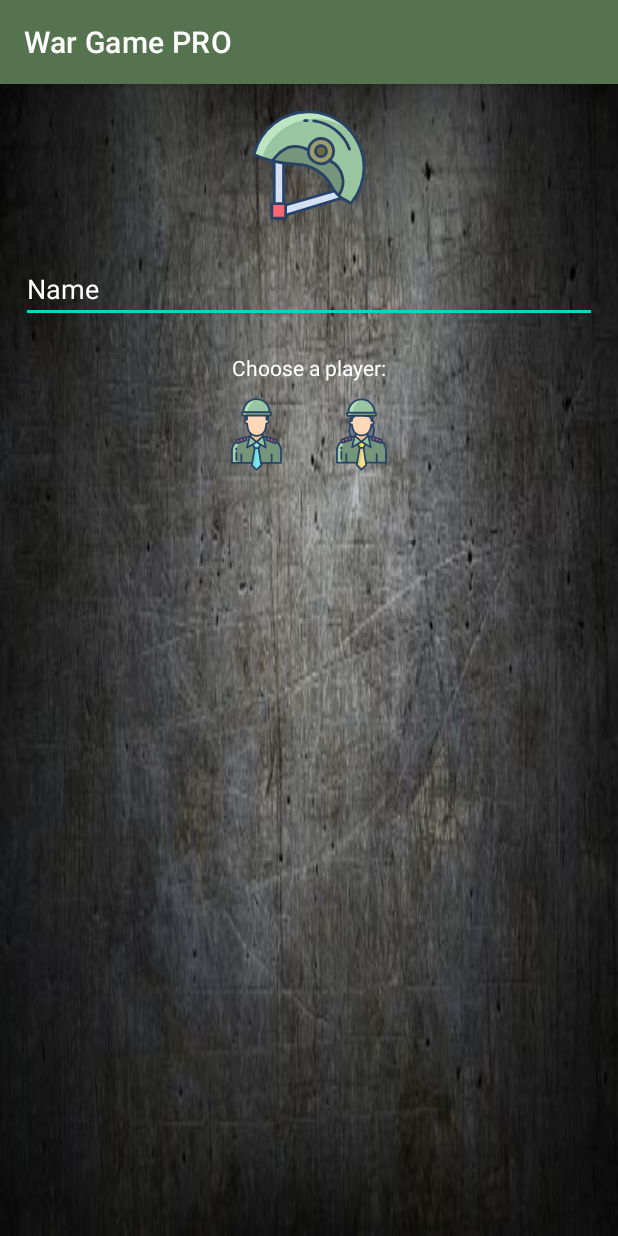
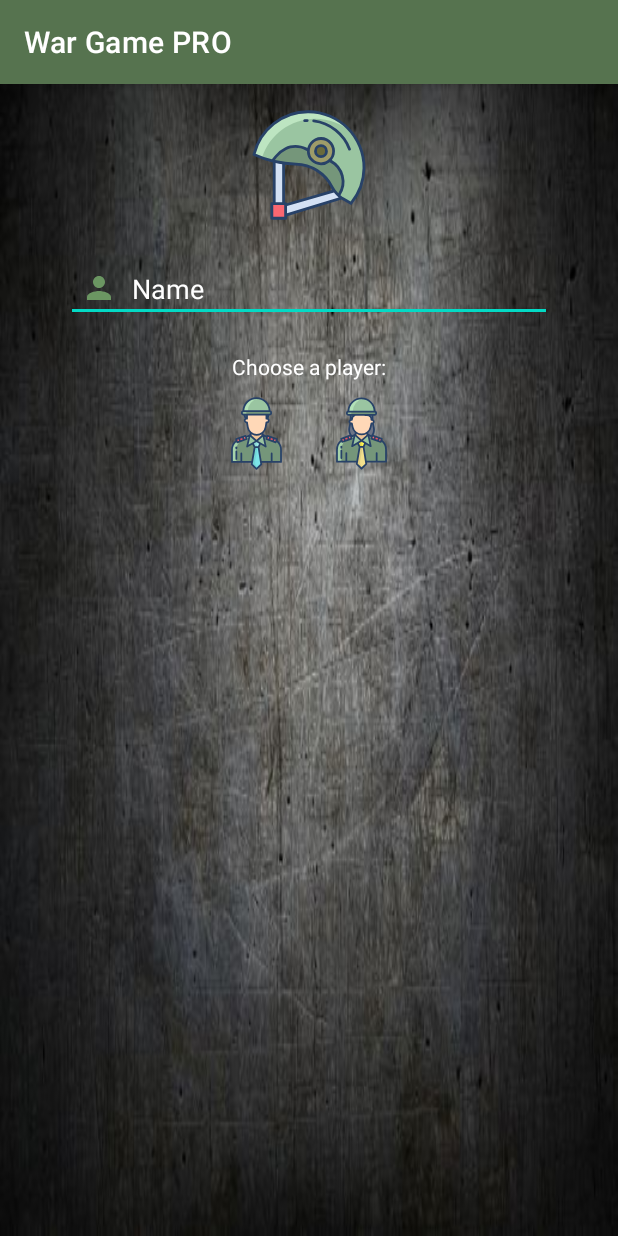
Before and after one commit to danielmar121/card_game_android, an Android app: the WinnerPage screen opened directly, with no data from a screen before it, after a tap on "replay icon", on a phone screen of 412 x 824 dp. Run offline under Robolectric (Android 15) with nearby library versions, the phone set to English and light mode, and no system bars.

Commit message:
Add icon to edit_text

```diff
--- a/app/src/main/java/com/daniel/card_game_android/WinnerPage.java
+++ b/app/src/main/java/com/daniel/card_game_android/WinnerPage.java
@@ -14,8 +14,6 @@ import androidx.appcompat.app.AppCompatActivity;
 public class WinnerPage extends AppCompatActivity {
     public static final String playerScoreA = "PLAYER_A_SCORE";
     public static final String playerScoreB = "PLAYER_B_SCORE";
-    public static final String imagePlayerA = "IMAGE_PLAYER_A";
-    public static final String imagePlayerB = "IMAGE_PLAYER_B";
     private TextView winner_LBL_name;
     private ImageView main_IMG_winner;
     private Sound winSound;
--- /dev/null
+++ b/app/src/main/res/drawable/user_name_icon.xml
@@ -0,0 +1,10 @@
+<vector android:height="24dp"
+    android:tint="@color/dark_green_700"
+    android:viewportHeight="24"
+    android:viewportWidth="24"
+    android:width="24dp"
+    xmlns:android="http://schemas.android.com/apk/res/android">
+    <path
+        android:fillColor="@color/dark_green_700"
+        android:pathData="M12,12c2.21,0 4,-1.79 4,-4s-1.79,-4 -4,-4 -4,1.79 -4,4 1.79,4 4,4zM12,14c-2.67,0 -8,1.34 -8,4v2h16v-2c0,-2.66 -5.33,-4 -8,-4z" />
+</vector>
--- a/app/src/main/res/layout/activity_welcome_page.xml
+++ b/app/src/main/res/layout/activity_welcome_page.xml
@@ -33,11 +33,15 @@
             android:id="@+id/login_INPT_name"
             android:layout_width="match_parent"
             android:layout_height="wrap_content"
-            android:layout_margin="10dp"
+            android:layout_marginVertical="10dp"
+            android:layout_marginHorizontal="40dp"
+            android:padding="10dp"
+            android:drawablePadding="10dp"
             android:inputType="text"
             android:hint="Name"
+            android:textColor="@color/white"
             android:textColorHint="@color/white"
-            android:textColor="@color/white" />
+            android:drawableLeft="@drawable/user_name_icon" />
 
         <TextView
             android:layout_width="wrap_content"
```
